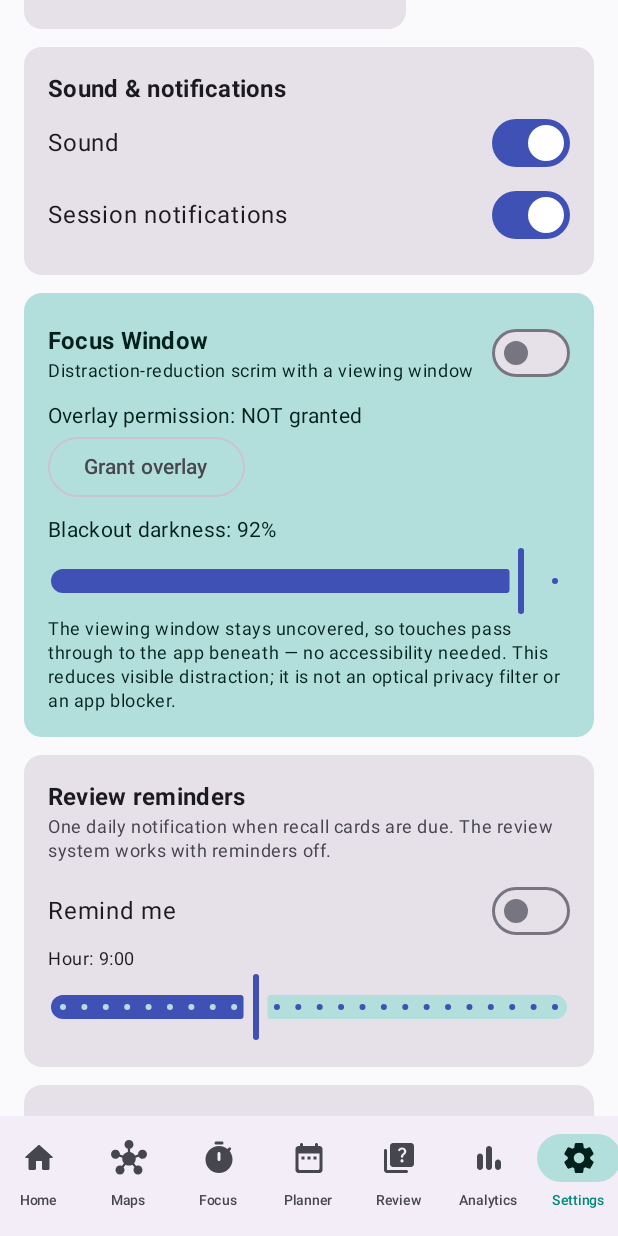
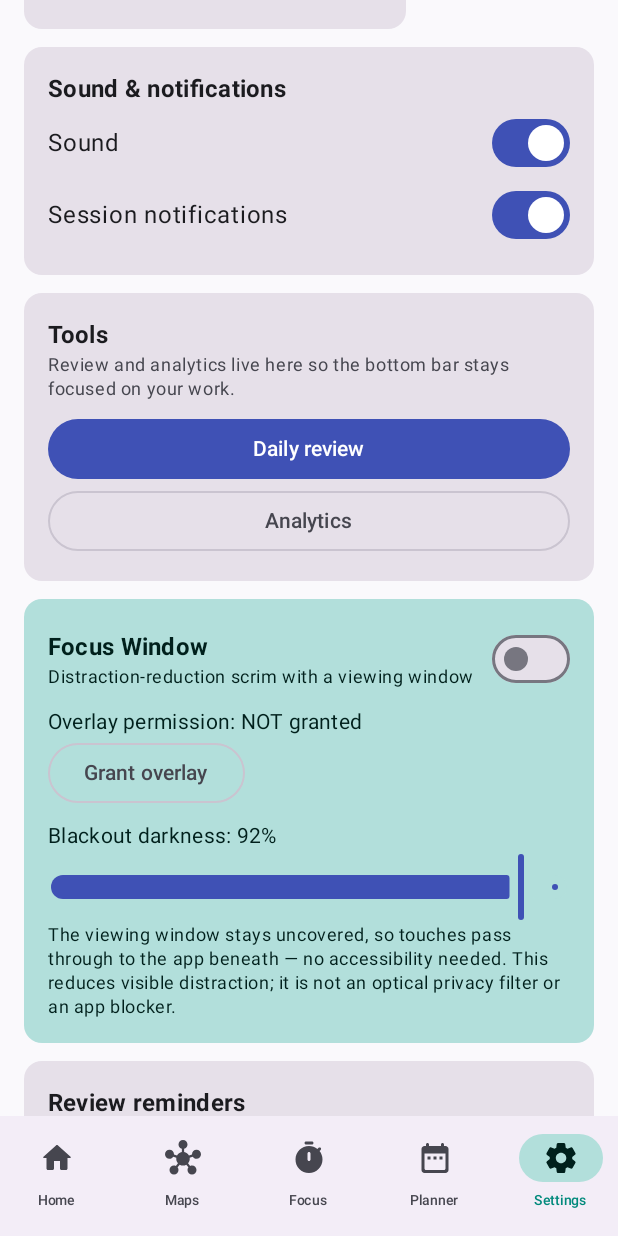
Before and after one commit to ffaayyaazz1993-debug/privacy-hub, an Android app built with Jetpack Compose: the SettingsScreen screen opened through its navigation route, scrolled down 520 dp, on a phone screen of 412 x 824 dp. Run offline under Robolectric (Android 15) with nearby library versions, the phone set to English and light mode, and no system bars; our stand-ins replace Room's generated code; pictures from the network do not load.

Commit message:
Move Review and Analytics out of bottom nav into a Tools card in Settings; keep a nav bar on those routes so users can get back; 49 tests pass, debug and signed release built

```diff
--- a/app/src/main/java/com/privacyhub/app/ui/FocusMapApp.kt
+++ b/app/src/main/java/com/privacyhub/app/ui/FocusMapApp.kt
@@ -86,11 +86,10 @@ fun FocusMapApp() {
             Tab(Routes.MAPS, "Maps", Icons.Rounded.Hub),
             Tab(Routes.FOCUS, "Focus", Icons.Rounded.Timer),
             Tab(Routes.PLANNER, "Planner", Icons.Rounded.DateRange),
-            Tab(Routes.REVIEW, "Review", Icons.Rounded.Quiz),
-            Tab(Routes.ANALYTICS, "Analytics", Icons.Rounded.BarChart),
             Tab(Routes.SETTINGS, "Settings", Icons.Rounded.Settings),
         )
-        val showBar = tabs.any { it.route == currentRoute }
+        val showBar = tabs.any { it.route == currentRoute } ||
+            currentRoute == Routes.REVIEW || currentRoute == Routes.ANALYTICS
         Scaffold(
             bottomBar = {
                 if (showBar) NavigationBar {
@@ -132,7 +131,10 @@ fun FocusMapApp() {
                     arguments = listOf(navArgument("nodeId") { type = NavType.LongType }),
                 ) { entry -> ReviewScreen(filterNodeId = entry.arguments?.getLong("nodeId")) }
                 composable(Routes.ANALYTICS) { AnalyticsScreen() }
-                composable(Routes.SETTINGS) { SettingsScreen() }
+                composable(Routes.SETTINGS) { SettingsScreen(
+                    onGoReview = { nav.navigate(Routes.REVIEW) },
+                    onGoAnalytics = { nav.navigate(Routes.ANALYTICS) },
+                ) }
                 composable(
                     Routes.CANVAS,
                     arguments = listOf(navArgument("projectId") { type = NavType.LongType }),
--- a/app/src/main/java/com/privacyhub/app/ui/settings/SettingsScreen.kt
+++ b/app/src/main/java/com/privacyhub/app/ui/settings/SettingsScreen.kt
@@ -57,7 +57,7 @@ import kotlinx.coroutines.launch
 
 @OptIn(ExperimentalMaterial3Api::class)
 @Composable
-fun SettingsScreen() {
+fun SettingsScreen(onGoReview: () -> Unit, onGoAnalytics: () -> Unit) {
     val repo = repository()
     val vm: SettingsViewModel = viewModel(factory = viewModelFactory { initializer { SettingsViewModel(repo) } })
     val s by vm.settings.collectAsStateWithLifecycle()
@@ -92,6 +92,7 @@ fun SettingsScreen() {
             SwitchRow("Session notifications", s.notificationEnabled) { v -> vm.update { it.copy(notificationEnabled = v) } }
         } }
 
+        NavigationCard(onGoReview, onGoAnalytics)
         FocusWindowCard()
 
         ReviewReminderCard()
@@ -247,3 +248,17 @@ private fun ReviewReminderCard() {
         }
     }
 }
+
+@Composable
+private fun NavigationCard(onGoReview: () -> Unit, onGoAnalytics: () -> Unit) {
+    Card {
+        Column(Modifier.padding(16.dp)) {
+            Text("Tools", style = MaterialTheme.typography.titleMedium, fontWeight = FontWeight.Bold)
+            Text("Review and analytics live here so the bottom bar stays focused on your work.",
+                style = MaterialTheme.typography.bodySmall, color = MaterialTheme.colorScheme.onSurfaceVariant)
+            Spacer(Modifier.height(8.dp))
+            Button(onClick = onGoReview, modifier = Modifier.fillMaxWidth()) { Text("Daily review") }
+            OutlinedButton(onClick = onGoAnalytics, modifier = Modifier.fillMaxWidth()) { Text("Analytics") }
+        }
+    }
+}
```
